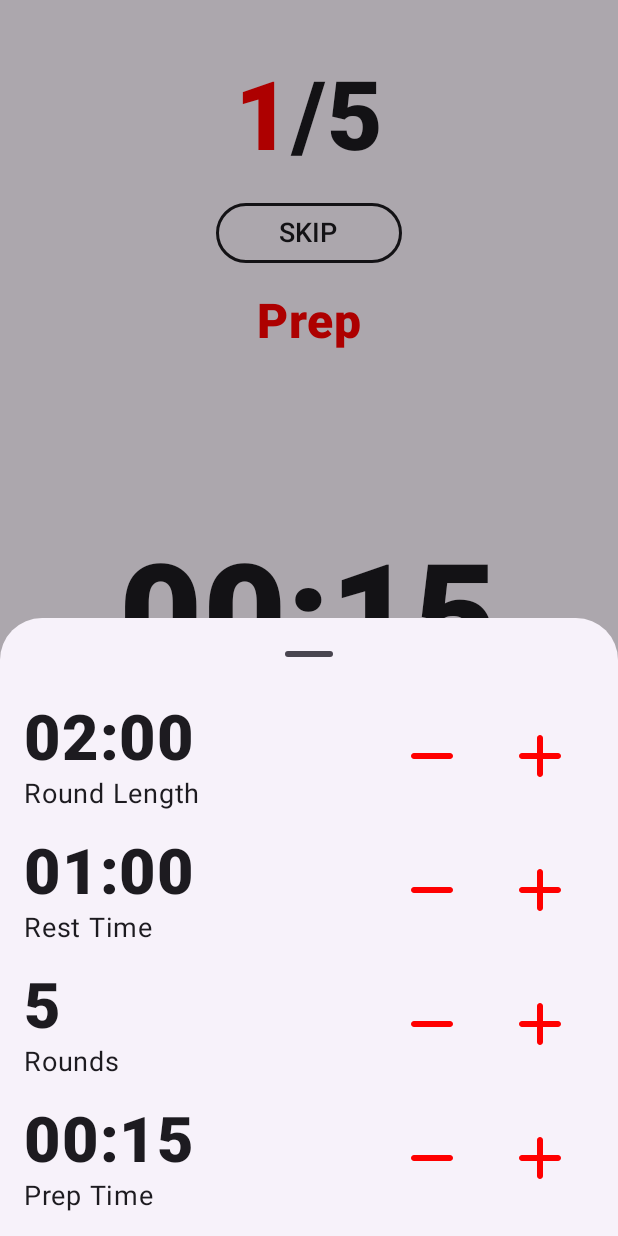
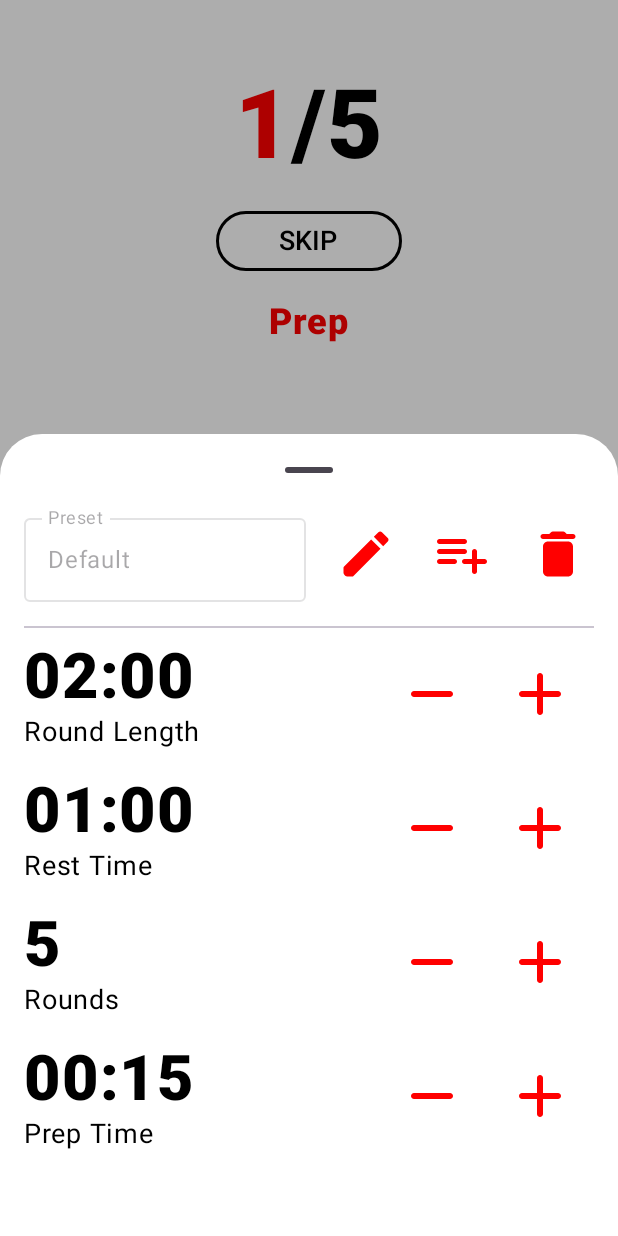
Before and after one commit to HeyImJ0hn/Rounds, an Android app built with Jetpack Compose: the screen it shows after launch (MainActivity), after a tap on "Settings", on a phone screen of 412 x 824 dp. Run offline under Robolectric (Android 15) with nearby library versions, the phone set to English and light mode, and no system bars; our stand-ins replace Room's generated code; 1 statement that could not run was skipped.

Commit message:
Finished redesign

```diff
--- a/app/src/main/AndroidManifest.xml
+++ b/app/src/main/AndroidManifest.xml
@@ -15,7 +15,6 @@
         <activity
             android:name=".MainActivity"
             android:exported="true"
-            android:label="@string/app_name"
             android:theme="@style/Theme.Rounds">
             <intent-filter>
                 <action android:name="android.intent.action.MAIN" />
--- a/app/src/main/java/dev/jpires/rounds/ui/theme/Theme.kt
+++ b/app/src/main/java/dev/jpires/rounds/ui/theme/Theme.kt
@@ -17,13 +17,16 @@ private val DarkColorScheme = darkColorScheme(
     tertiary = Color.Red,
     background = Color.Black,
     onBackground = Color.White,
-    onSecondary = Color.White,
+    onSecondary = Color.White
 )
 
 private val LightColorScheme = lightColorScheme(
     primary = Color.Black,
     secondary = Color.White,
-    tertiary = Color.Red
+    tertiary = Color.Red,
+    background = Color.White,
+    onBackground = Color.Black,
+    onSecondary = Color.Black
 
     /* Other default colors to override
     background = Color(0xFFFFFBFE),
--- a/app/src/main/java/dev/jpires/rounds/view/screens/HomeScreen.kt
+++ b/app/src/main/java/dev/jpires/rounds/view/screens/HomeScreen.kt
@@ -2,6 +2,7 @@ package dev.jpires.rounds.view.screens
 
 import android.content.res.Resources.Theme
 import androidx.compose.foundation.background
+import androidx.compose.foundation.clickable
 import androidx.compose.foundation.layout.Arrangement
 import androidx.compose.foundation.layout.Box
 import androidx.compose.foundation.layout.Column
@@ -11,23 +12,42 @@ import androidx.compose.foundation.layout.fillMaxHeight
 import androidx.compose.foundation.layout.fillMaxSize
 import androidx.compose.foundation.layout.fillMaxWidth
 import androidx.compose.foundation.layout.height
+import androidx.compose.foundation.layout.imePadding
 import androidx.compose.foundation.layout.padding
 import androidx.compose.foundation.layout.size
+import androidx.compose.foundation.layout.width
 import androidx.compose.foundation.lazy.LazyColumn
 import androidx.compose.foundation.shape.GenericShape
 import androidx.compose.material.icons.Icons
+import androidx.compose.material.icons.automirrored.rounded.PlaylistAdd
 import androidx.compose.material.icons.filled.Add
 import androidx.compose.material.icons.filled.Close
 import androidx.compose.material.icons.rounded.Add
+import androidx.compose.material.icons.rounded.Delete
+import androidx.compose.material.icons.rounded.Edit
+import androidx.compose.material.icons.rounded.PlaylistAdd
 import androidx.compose.material.icons.rounded.Remove
+import androidx.compose.material.icons.rounded.Save
 import androidx.compose.material3.Button
 import androidx.compose.material3.ButtonDefaults
+import androidx.compose.material3.Divider
+import androidx.compose.material3.DropdownMenu
+import androidx.compose.material3.DropdownMenuItem
 import androidx.compose.material3.Icon
 import androidx.compose.material3.IconButton
 import androidx.compose.material3.MaterialTheme
+import androidx.compose.material3.MenuDefaults
+import androidx.compose.material3.MenuItemColors
+import androidx.compose.material3.OutlinedTextField
 import androidx.compose.material3.Text
+import androidx.compose.material3.TextField
 import androidx.compose.material3.adaptive.currentWindowAdaptiveInfo
 import androidx.compose.runtime.Composable
+import androidx.compose.runtime.getValue
+import androidx.compose.runtime.mutableStateOf
+import androidx.compose.runtime.remember
+import androidx.compose.runtime.saveable.rememberSaveable
+import androidx.compose.runtime.setValue
 import androidx.compose.ui.Alignment
 import androidx.compose.ui.Modifier
 import androidx.compose.ui.draw.clip
@@ -45,6 +65,7 @@ import androidx.compose.ui.graphics.toArgb
 import androidx.compose.ui.text.font.FontWeight
 import androidx.compose.ui.unit.Dp
 import androidx.compose.ui.unit.dp
+import androidx.compose.ui.unit.max
 import androidx.compose.ui.unit.sp
 import androidx.navigation.NavController
 import androidx.window.core.layout.WindowWidthSizeClass
@@ -76,9 +97,102 @@ fun Screen(viewModel: ViewModel) {
 
 @Composable
 fun PortraitHomeScreen(viewModel: ViewModel) {
+    var text by remember { mutableStateOf(viewModel.getActivePresetName()) }
+
+    var showMenuDropdown by rememberSaveable { mutableStateOf(false) }
+    var selectedItem by rememberSaveable { mutableStateOf(viewModel.getActivePresetName()) }
+
+    var editEnabled by rememberSaveable { mutableStateOf(false) }
+
     Column(
-        modifier = Modifier.padding(horizontal = 16.dp)
+        modifier = Modifier
+            .padding(horizontal = 16.dp)
     ) {
+        Row(
+            modifier = Modifier.fillMaxWidth(),
+            verticalAlignment = Alignment.CenterVertically
+        ) {
+            OutlinedTextField(
+                value = text,
+                onValueChange = { text = it },
+                label = { Text("Preset") },
+                modifier = Modifier
+                    .clickable { showMenuDropdown = true }
+                    .weight(1f),
+                singleLine = true,
+                enabled = editEnabled
+            )
+            DropdownMenu(
+                expanded = showMenuDropdown,
+                onDismissRequest = {
+                    showMenuDropdown = false
+                },
+                modifier = Modifier
+                    .weight(1f)
+                    .background(MaterialTheme.colorScheme.background),
+            ) {
+                for (preset in viewModel.getAllPresets()) {
+                    DropdownMenuItem(
+                        text = { Text(preset.name) },
+                        onClick = { showMenuDropdown = false },
+                        colors = MenuDefaults.itemColors(
+                            textColor = MaterialTheme.colorScheme.onBackground
+                        ),
+                        modifier = Modifier
+                            .clip(RectangleShape)
+                            .background(MaterialTheme.colorScheme.background)
+                            .padding(horizontal = 16.dp)
+                    )
+                }
+            }
+            Spacer(modifier = Modifier.width(16.dp))
+            if (editEnabled)
+                IconButton(onClick = { editEnabled = false }) {
+                    Icon(
+                        imageVector = Icons.Rounded.Save,
+                        contentDescription = "Save",
+                        tint = Color.Red,
+                        modifier = Modifier
+                            .size(48.dp)
+                            .weight(1f)
+                    )
+                }
+            else
+                IconButton(onClick = { editEnabled = true }) {
+                    Icon(
+                        imageVector = Icons.Rounded.Edit,
+                        contentDescription = "Edit",
+                        tint = Color.Red,
+                        modifier = Modifier
+                            .size(48.dp)
+                            .weight(1f)
+                    )
+                }
+            Spacer(modifier = Modifier.width(16.dp))
+            IconButton(onClick = { /*TODO*/ }) {
+                Icon(
+                    imageVector = Icons.AutoMirrored.Rounded.PlaylistAdd,
+                    contentDescription = "Add",
+                    tint = Color.Red,
+                    modifier = Modifier
+                        .size(48.dp)
+                        .weight(1f)
+                )
+            }
+            Spacer(modifier = Modifier.width(16.dp))
+            IconButton(onClick = { /*TODO*/ }) {
+                Icon(
+                    imageVector = Icons.Rounded.Delete,
+                    contentDescription = "Delete",
+                    tint = Color.Red,
+                    modifier = Modifier
+                        .size(48.dp)
+                        .weight(1f)
+                )
+            }
+        }
+        Spacer(modifier = Modifier.height(16.dp))
+        Divider()
         ScreenRow(
             textTop = viewModel.getFormattedRoundLength(),
             textBottom = "Round Length",
@@ -113,7 +227,9 @@ fun LandscapeHomeScreen(viewModel: ViewModel) {
         modifier = Modifier.fillMaxSize()
     ) {
         LazyColumn(
-            modifier = Modifier.padding(horizontal = 16.dp).weight(1f)
+            modifier = Modifier
+                .padding(horizontal = 16.dp)
+                .weight(1f)
         ) {
             items(1) {
                 ScreenRow(
@@ -144,7 +260,9 @@ fun LandscapeHomeScreen(viewModel: ViewModel) {
         }
         LazyColumn(
             verticalArrangement = Arrangement.Center,
-            modifier = Modifier.weight(1f).fillMaxHeight()
+            modifier = Modifier
+                .weight(1f)
+                .fillMaxHeight()
         ) {
             items(1) {
             }
--- a/app/src/main/java/dev/jpires/rounds/view/screens/TimerScreen.kt
+++ b/app/src/main/java/dev/jpires/rounds/view/screens/TimerScreen.kt
@@ -8,9 +8,13 @@ import androidx.compose.foundation.layout.Box
 import androidx.compose.foundation.layout.Column
 import androidx.compose.foundation.layout.Row
 import androidx.compose.foundation.layout.Spacer
+import androidx.compose.foundation.layout.WindowInsets
+import androidx.compose.foundation.layout.consumeWindowInsets
 import androidx.compose.foundation.layout.fillMaxSize
 import androidx.compose.foundation.layout.fillMaxWidth
 import androidx.compose.foundation.layout.height
+import androidx.compose.foundation.layout.ime
+import androidx.compose.foundation.layout.imePadding
 import androidx.compose.foundation.layout.padding
 import androidx.compose.foundation.layout.size
 import androidx.compose.foundation.layout.width
@@ -33,12 +37,11 @@ import androidx.compose.material3.Text
 import androidx.compose.material3.adaptive.currentWindowAdaptiveInfo
 import androidx.compose.material3.rememberModalBottomSheetState
 import androidx.compose.runtime.Composable
-import androidx.compose.runtime.LaunchedEffect
 import androidx.compose.runtime.collectAsState
 import androidx.compose.runtime.getValue
 import androidx.compose.runtime.mutableStateOf
 import androidx.compose.runtime.remember
-import androidx.compose.runtime.rememberCoroutineScope
+import androidx.compose.runtime.saveable.rememberSaveable
 import androidx.compose.runtime.setValue
 import androidx.compose.ui.Alignment
 import androidx.compose.ui.Modifier
@@ -52,7 +55,6 @@ import androidx.navigation.NavController
 import androidx.window.core.layout.WindowWidthSizeClass
 import dev.jpires.rounds.model.data.TimerType
 import dev.jpires.rounds.viewmodel.ViewModel
-import kotlinx.coroutines.launch
 
 @Composable
 fun TimerScreen(viewModel: ViewModel, navController: NavController) {
@@ -157,12 +159,20 @@ fun TimerTopTextRoundType(viewModel: ViewModel, modifier: Modifier = Modifier) {
         verticalAlignment = Alignment.CenterVertically,
         modifier = modifier.padding(16.dp)
     ) {
-        Text(
-            text = currentTimer.toString(),
-            color = MaterialTheme.colorScheme.tertiary,
-            fontWeight = FontWeight.Black,
-            fontSize = 32.sp
-        )
+        if (currentTimer != TimerType.FINISHED)
+            Text(
+                text = currentTimer.toString(),
+                color = MaterialTheme.colorScheme.tertiary,
+                fontWeight = FontWeight.Black,
+                fontSize = 24.sp
+            )
+        else
+            Text(
+                text = "Total Time: ${viewModel.getFormattedTotalTime()}",
+                color = MaterialTheme.colorScheme.tertiary,
+                fontWeight = FontWeight.Black,
+                fontSize = 24.sp
+            )
     }
 }
 
@@ -178,7 +188,7 @@ fun CentralTimer(viewModel: ViewModel) {
             TimerType.PREP -> viewModel.getFormattedCurrentPrepTime(currentPrepTime)
             TimerType.ROUND -> viewModel.getFormattedCurrentRoundTime(currentRoundTime)
             TimerType.REST -> viewModel.getFormattedCurrentRestTime(currentRestTime)
-            TimerType.FINISHED -> viewModel.getFormattedZero()
+            TimerType.FINISHED -> "DONE"
         },
         fontSize = 96.sp,
         fontWeight = FontWeight.Black
@@ -398,8 +408,8 @@ fun PauseButton(viewModel: ViewModel) {
 @OptIn(ExperimentalMaterial3Api::class)
 @Composable
 fun SettingsButton(viewModel: ViewModel) {
-    val sheetState = rememberModalBottomSheetState()
-    var showBottomSheet by remember { mutableStateOf(false) }
+    val sheetState = rememberModalBottomSheetState(skipPartiallyExpanded = true)
+    var showBottomSheet by rememberSaveable { mutableStateOf(false) }
 
     IconButton(
         onClick = {
@@ -420,7 +430,9 @@ fun SettingsButton(viewModel: ViewModel) {
             onDismissRequest = {
                 showBottomSheet = false
             },
-            sheetState = sheetState
+            sheetState = sheetState,
+            containerColor = MaterialTheme.colorScheme.background,
+            tonalElevation = 16.dp
         ) {
             Column(
                 modifier = Modifier.fillMaxWidth()
--- a/app/src/main/java/dev/jpires/rounds/viewmodel/ViewModel.kt
+++ b/app/src/main/java/dev/jpires/rounds/viewmodel/ViewModel.kt
@@ -28,6 +28,7 @@ class ViewModel(context: Context) : ViewModel(){
     private val repository = Repository(context)
 
     private lateinit var activePreset: Preset
+    private lateinit var allPresets: List<Preset>
 
     private var roundLength: Duration by mutableStateOf(Duration.ZERO)
     private var restTime: Duration by mutableStateOf(Duration.ZERO)
@@ -73,6 +74,8 @@ class ViewModel(context: Context) : ViewModel(){
             _currentRoundTime.value = roundLength
             _currentRestTime.value = restTime
             _currentPrepTime.value = prepTime
+
+            allPresets = repository.getAllPresets().map { it.toDomainModel() }
         }
     }
 
@@ -127,7 +130,7 @@ class ViewModel(context: Context) : ViewModel(){
 
     fun stopTimer() {
         timerJob?.cancel()
-        reset()
+//        reset()
     }
 
     fun skipTimer() {
@@ -274,6 +277,12 @@ class ViewModel(context: Context) : ViewModel(){
         }
     }
 
+    fun getActivePresetName() = activePreset.name
+
+    fun getAllPresets(): List<Preset> = allPresets
+
+    fun getActivePreset(): Preset = activePreset
+
     fun getFormattedZero() = formatDuration(Duration.ZERO)
 
     fun getFormattedRoundLength() = formatDuration(roundLength)
```
